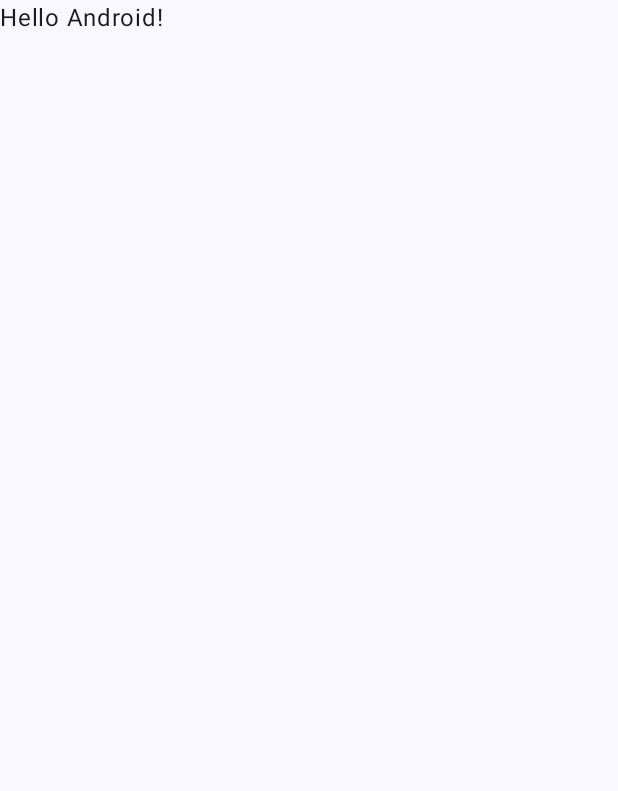
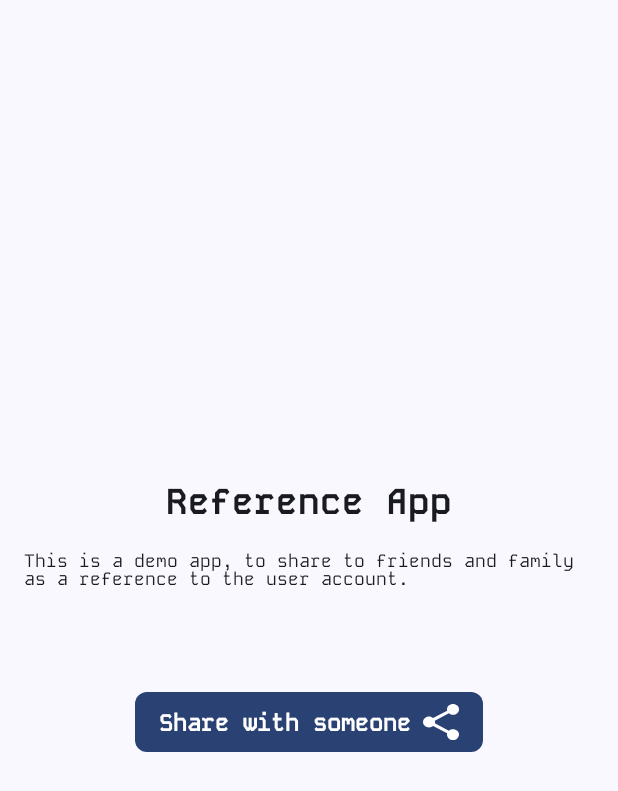
Before and after one commit to cmg-dev-mx/Reference, an Android app built with Jetpack Compose: the screen it shows after launch (MainActivity), on a phone screen of 412 x 824 dp. Before the commit the part shown is almost empty. Shown: the top 791 px of the screen. Run offline under Robolectric (Android 15) with nearby library versions, the phone set to English and light mode, and no system bars; our stand-ins replace Dagger/Hilt's generated code.

Commit message:
feat(ui): integrate Kode Mono font from Google Fonts
- Download Kode Mono Regular and Bold font files from Google Fonts
- Create font family resource with proper weight variants
- Update Type.kt to use actual Kode Mono instead of monospace fallback
- Configure KodeMonoFontFamily with downloaded TTF files
- Maintain compatibility with existing typography specifications

Follows Figma design system requirements for authentic Kode Mono typography.
All UI components now use the proper Kode Mono font as specified in design.

```diff
--- a/app/src/main/java/mx/dev/cmg/android/reference/MainActivity.kt
+++ b/app/src/main/java/mx/dev/cmg/android/reference/MainActivity.kt
@@ -4,14 +4,10 @@ import android.os.Bundle
 import androidx.activity.ComponentActivity
 import androidx.activity.compose.setContent
 import androidx.activity.enableEdgeToEdge
-import androidx.compose.foundation.layout.fillMaxSize
-import androidx.compose.foundation.layout.padding
-import androidx.compose.material3.Scaffold
-import androidx.compose.material3.Text
 import androidx.compose.runtime.Composable
-import androidx.compose.ui.Modifier
 import androidx.compose.ui.tooling.preview.Preview
 import dagger.hilt.android.AndroidEntryPoint
+import mx.dev.cmg.android.reference.presentation.ui.navigation.ReferenceNavigation
 import mx.dev.cmg.android.reference.ui.theme.ReferenceTheme
 
 @AndroidEntryPoint
@@ -21,29 +17,16 @@ class MainActivity : ComponentActivity() {
         enableEdgeToEdge()
         setContent {
             ReferenceTheme {
-                Scaffold(modifier = Modifier.fillMaxSize()) { innerPadding ->
-                    Greeting(
-                        name = "Android",
-                        modifier = Modifier.padding(innerPadding)
-                    )
-                }
+                ReferenceNavigation()
             }
         }
     }
 }
 
-@Composable
-fun Greeting(name: String, modifier: Modifier = Modifier) {
-    Text(
-        text = "Hello $name!",
-        modifier = modifier
-    )
-}
-
 @Preview(showBackground = true)
 @Composable
-fun GreetingPreview() {
+fun MainActivityPreview() {
     ReferenceTheme {
-        Greeting("Android")
+        ReferenceNavigation()
     }
 }
--- /dev/null
+++ b/app/src/main/java/mx/dev/cmg/android/reference/presentation/state/ShareDialogState.kt
@@ -0,0 +1,37 @@
+package mx.dev.cmg.android.reference.presentation.state
+
+/**
+ * Share Dialog State
+ *
+ * Represents the UI state for the ShareDialog screen.
+ * Follows MVI architecture pattern with immutable data classes.
+ */
+data class ShareDialogState(
+    val isLoading: Boolean = false,
+    val title: String = "Reference App",
+    val description: String = "This is a demo app, to share to friends and family as a reference to the actual user account.",
+    val buttonText: String = "Share with someone",
+    val error: String? = null
+)
+
+/**
+ * Share Dialog Intent
+ *
+ * Represents user intents/actions for the ShareDialog screen.
+ * Follows MVI architecture pattern with sealed interface.
+ */
+sealed interface ShareDialogIntent {
+    object ShareClicked : ShareDialogIntent
+    object DismissError : ShareDialogIntent
+}
+
+/**
+ * Share Dialog Event
+ *
+ * Represents one-time events that should be handled by the UI.
+ * Follows MVI architecture pattern for side effects.
+ */
+sealed interface ShareDialogEvent {
+    object OpenShareDialog : ShareDialogEvent
+    data class ShowError(val message: String) : ShareDialogEvent
+}
--- /dev/null
+++ b/app/src/main/java/mx/dev/cmg/android/reference/presentation/ui/components/atoms/AppText.kt
@@ -0,0 +1,119 @@
+package mx.dev.cmg.android.reference.presentation.ui.components.atoms
+
+import androidx.compose.material3.MaterialTheme
+import androidx.compose.material3.Text
+import androidx.compose.runtime.Composable
+import androidx.compose.ui.Modifier
+import androidx.compose.ui.graphics.Color
+import androidx.compose.ui.text.style.TextAlign
+import androidx.compose.ui.tooling.preview.Preview
+import mx.dev.cmg.android.reference.ui.theme.ReferenceTheme
+
+/**
+ * Title Text Atom Component
+ *
+ * Follows Figma design specifications:
+ * - Kode Mono Bold 24sp font
+ * - OnSurface color (#2b2b2b)
+ * - Used for main titles
+ */
+@Composable
+fun TitleText(
+    text: String,
+    modifier: Modifier = Modifier,
+    color: Color = MaterialTheme.colorScheme.onSurface,
+    textAlign: TextAlign? = null
+) {
+    Text(
+        text = text,
+        style = MaterialTheme.typography.titleLarge,
+        color = color,
+        modifier = modifier,
+        textAlign = textAlign
+    )
+}
+
+/**
+ * Content Text Atom Component
+ *
+ * Follows Figma design specifications:
+ * - Kode Mono Regular 12sp font
+ * - OnSurface color (#2b2b2b)
+ * - Used for descriptions and body content
+ */
+@Composable
+fun ContentText(
+    text: String,
+    modifier: Modifier = Modifier,
+    color: Color = MaterialTheme.colorScheme.onSurface,
+    textAlign: TextAlign? = null
+) {
+    Text(
+        text = text,
+        style = MaterialTheme.typography.bodySmall,
+        color = color,
+        modifier = modifier,
+        textAlign = textAlign
+    )
+}
+
+/**
+ * Label Text Atom Component
+ *
+ * Follows Figma design specifications:
+ * - Kode Mono Bold 16sp font
+ * - OnPrimary color (#d3d3d3) - used for button labels
+ * - Used for labels and emphasized text
+ */
+@Composable
+fun LabelText(
+    text: String,
+    modifier: Modifier = Modifier,
+    color: Color = MaterialTheme.colorScheme.onPrimary,
+    textAlign: TextAlign? = null
+) {
+    Text(
+        text = text,
+        style = MaterialTheme.typography.labelLarge,
+        color = color,
+        modifier = modifier,
+        textAlign = textAlign
+    )
+}
+
+// PREVIEWS
+
+@Preview(showBackground = true)
+@Composable
+fun TitleTextPreview() {
+    ReferenceTheme {
+        TitleText(text = "Reference App")
+    }
+}
+
+@Preview(showBackground = true)
+@Composable
+fun ContentTextPreview() {
+    ReferenceTheme {
+        ContentText(text = "This is a demo app, to share to friends and family as a reference to the actual user account.")
+    }
+}
+
+@Preview(showBackground = true)
+@Composable
+fun LabelTextPreview() {
+    ReferenceTheme {
+        LabelText(text = "Share with someone")
+    }
+}
+
+@Preview(showBackground = true, backgroundColor = 0xFF504AFF)
+@Composable
+fun LabelTextOnPrimaryPreview() {
+    ReferenceTheme {
+        LabelText(
+            text = "Share with someone",
+            color = MaterialTheme.colorScheme.onPrimary
+        )
+    }
+}
--- /dev/null
+++ b/app/src/main/java/mx/dev/cmg/android/reference/presentation/ui/components/atoms/PrimaryButton.kt
@@ -0,0 +1,109 @@
+package mx.dev.cmg.android.reference.presentation.ui.components.atoms
+
+import androidx.compose.foundation.layout.Arrangement
+import androidx.compose.foundation.layout.PaddingValues
+import androidx.compose.foundation.layout.Row
+import androidx.compose.foundation.layout.size
+import androidx.compose.foundation.shape.RoundedCornerShape
+import androidx.compose.material3.Button
+import androidx.compose.material3.ButtonDefaults
+import androidx.compose.material3.Icon
+import androidx.compose.material3.MaterialTheme
+import androidx.compose.material3.Text
+import androidx.compose.runtime.Composable
+import androidx.compose.ui.Alignment
+import androidx.compose.ui.Modifier
+import androidx.compose.ui.graphics.vector.ImageVector
+import androidx.compose.ui.res.vectorResource
+import androidx.compose.ui.tooling.preview.Preview
+import androidx.compose.ui.unit.dp
+import mx.dev.cmg.android.reference.R
+import mx.dev.cmg.android.reference.ui.theme.ReferenceTheme
+
+/**
+ * Primary Button Atom Component
+ *
+ * Follows Figma design specifications:
+ * - Primary color background (#504aff)
+ * - 8dp border radius
+ * - 16dp horizontal padding, 8dp vertical padding
+ * - 8dp gap between text and icon
+ * - Kode Mono Bold 16sp font
+ */
+@Composable
+fun PrimaryButton(
+    text: String,
+    onClick: () -> Unit,
+    modifier: Modifier = Modifier,
+    enabled: Boolean = true,
+    showIcon: Boolean = true
+) {
+    Button(
+        onClick = onClick,
+        enabled = enabled,
+        modifier = modifier,
+        colors = ButtonDefaults.buttonColors(
+            containerColor = MaterialTheme.colorScheme.primary,
+            contentColor = MaterialTheme.colorScheme.onPrimary
+        ),
+        shape = RoundedCornerShape(8.dp),
+        contentPadding = PaddingValues(
+            horizontal = 16.dp,
+            vertical = 8.dp
+        )
+    ) {
+        Row(
+            horizontalArrangement = Arrangement.spacedBy(8.dp),
+            verticalAlignment = Alignment.CenterVertically
+        ) {
+            Text(
+                text = text,
+                style = MaterialTheme.typography.labelLarge
+            )
+
+            if (showIcon) {
+                Icon(
+                    imageVector = ImageVector.vectorResource(R.drawable.ic_share),
+                    contentDescription = "Share icon",
+                    modifier = Modifier.size(24.dp),
+                    tint = MaterialTheme.colorScheme.onPrimary
+                )
+            }
+        }
+    }
+}
+
+@Preview(showBackground = true)
+@Composable
+fun PrimaryButtonPreview() {
+    ReferenceTheme {
+        PrimaryButton(
+            text = "Share with someone",
+            onClick = { }
+        )
+    }
+}
+
+@Preview(showBackground = true)
+@Composable
+fun PrimaryButtonWithoutIconPreview() {
+    ReferenceTheme {
+        PrimaryButton(
+            text = "Share with someone",
+            onClick = { },
+            showIcon = false
+        )
+    }
+}
+
+@Preview(showBackground = true)
+@Composable
+fun PrimaryButtonDisabledPreview() {
+    ReferenceTheme {
+        PrimaryButton(
+            text = "Share with someone",
+            onClick = { },
+            enabled = false
+        )
+    }
+}
--- /dev/null
+++ b/app/src/main/java/mx/dev/cmg/android/reference/presentation/ui/components/templates/ShareDialogTemplate.kt
@@ -0,0 +1,99 @@
+package mx.dev.cmg.android.reference.presentation.ui.components.templates
+
+import androidx.compose.foundation.background
+import androidx.compose.foundation.layout.Arrangement
+import androidx.compose.foundation.layout.Box
+import androidx.compose.foundation.layout.Column
+import androidx.compose.foundation.layout.Spacer
+import androidx.compose.foundation.layout.fillMaxSize
+import androidx.compose.foundation.layout.height
+import androidx.compose.foundation.layout.padding
+import androidx.compose.foundation.layout.width
+import androidx.compose.material3.MaterialTheme
+import androidx.compose.runtime.Composable
+import androidx.compose.ui.Alignment
+import androidx.compose.ui.Modifier
+import androidx.compose.ui.tooling.preview.Preview
+import androidx.compose.ui.unit.dp
+import mx.dev.cmg.android.reference.presentation.ui.components.atoms.ContentText
+import mx.dev.cmg.android.reference.presentation.ui.components.atoms.PrimaryButton
+import mx.dev.cmg.android.reference.presentation.ui.components.atoms.TitleText
+import mx.dev.cmg.android.reference.ui.theme.ReferenceTheme
+
+/**
+ * Share Dialog Template Component
+ *
+ * Follows Figma design specifications:
+ * - Surface background color (#d3d3d3)
+ * - 16dp padding on all sides
+ * - Centered column layout with 16dp gaps
+ * - 32dp spacer before button (from Figma design)
+ * - Composable slots for flexible content
+ */
+@Composable
+fun ShareDialogTemplate(
+    title: @Composable () -> Unit,
+    description: @Composable () -> Unit,
+    actionButton: @Composable () -> Unit,
+    modifier: Modifier = Modifier
+) {
+    Box(
+        modifier = modifier
+            .fillMaxSize()
+            .background(MaterialTheme.colorScheme.surface)
+            .padding(16.dp),
+        contentAlignment = Alignment.Center
+    ) {
+        Column(
+            horizontalAlignment = Alignment.CenterHorizontally,
+            verticalArrangement = Arrangement.spacedBy(16.dp)
+        ) {
+            // Title slot
+            title()
+
+            // Description slot
+            description()
+
+            // 32dp spacer as shown in Figma design
+            Spacer(modifier = Modifier.height(32.dp))
+
+            // Action button slot
+            actionButton()
+        }
+    }
+}
+
+@Preview(showBackground = true)
+@Composable
+fun ShareDialogTemplatePreview() {
+    ReferenceTheme {
+        ShareDialogTemplate(
+            title = {
+                TitleText(text = "Reference App")
+            },
+            description = {
+                ContentText(
+                    text = "This is a demo app, to share to friends and family as a reference to the actual user account."
+                )
+            },
+            actionButton = {
+                PrimaryButton(
+                    text = "Share with someone",
+                    onClick = { }
+                )
+            }
+        )
+    }
+}
+
+@Preview(showBackground = true)
+@Composable
+fun ShareDialogTemplateEmptyPreview() {
+    ReferenceTheme {
+        ShareDialogTemplate(
+            title = { },
+            description = { },
+            actionButton = { }
+        )
+    }
+}
--- /dev/null
+++ b/app/src/main/java/mx/dev/cmg/android/reference/presentation/ui/navigation/ReferenceNavigation.kt
@@ -0,0 +1,37 @@
+package mx.dev.cmg.android.reference.presentation.ui.navigation
+
+import androidx.compose.runtime.Composable
+import androidx.hilt.navigation.compose.hiltViewModel
+import androidx.navigation.NavHostController
+import androidx.navigation.compose.NavHost
+import androidx.navigation.compose.composable
+import androidx.navigation.compose.rememberNavController
+import mx.dev.cmg.android.reference.presentation.ui.screens.ShareDialogScreen
+import mx.dev.cmg.android.reference.presentation.viewmodel.ShareDialogViewModel
+
+/**
+ * Reference App Navigation
+ *
+ * Main navigation component for the Reference application.
+ * Uses Jetpack Compose Navigation with type-safe routes.
+ * Follows clean architecture principles with ViewModel integration.
+ */
+@Composable
+fun ReferenceNavigation(
+    navController: NavHostController = rememberNavController()
+) {
+    NavHost(
+        navController = navController,
+        startDestination = ShareDialogRoute
+    ) {
+        composable<ShareDialogRoute> {
+            val viewModel: ShareDialogViewModel = hiltViewModel()
+
+            ShareDialogScreen(
+                onShareClick = {
+                    viewModel.handleIntent(mx.dev.cmg.android.reference.presentation.state.ShareDialogIntent.ShareClicked)
+                }
+            )
+        }
+    }
+}
--- /dev/null
+++ b/app/src/main/java/mx/dev/cmg/android/reference/presentation/ui/navigation/Routes.kt
@@ -0,0 +1,19 @@
+package mx.dev.cmg.android.reference.presentation.ui.navigation
+
+import kotlinx.serialization.Serializable
+
+/**
+ * Navigation Routes
+ *
+ * Defines type-safe navigation routes using Kotlinx Serialization.
+ * Follows Jetpack Compose Navigation best practices.
+ */
+
+/**
+ * Share Dialog Route
+ *
+ * Main route for the share dialog screen.
+ * This is the default/home screen of the application.
+ */
+@Serializable
+object ShareDialogRoute
--- /dev/null
+++ b/app/src/main/java/mx/dev/cmg/android/reference/presentation/ui/screens/ShareDialogScreen.kt
@@ -0,0 +1,69 @@
+package mx.dev.cmg.android.reference.presentation.ui.screens
+
+import androidx.compose.runtime.Composable
+import androidx.compose.ui.Modifier
+import androidx.compose.ui.tooling.preview.Preview
+import mx.dev.cmg.android.reference.presentation.ui.components.atoms.ContentText
+import mx.dev.cmg.android.reference.presentation.ui.components.atoms.PrimaryButton
+import mx.dev.cmg.android.reference.presentation.ui.components.atoms.TitleText
+import mx.dev.cmg.android.reference.presentation.ui.components.templates.ShareDialogTemplate
+import mx.dev.cmg.android.reference.ui.theme.ReferenceTheme
+
+/**
+ * Share Dialog Screen Component
+ *
+ * Implements the main share dialog screen following Figma design specifications.
+ * Uses Atomic Design methodology with Templates and Atoms.
+ *
+ * This is the main screen that shows:
+ * - App title: "Reference App"
+ * - Description text explaining the demo app purpose
+ * - Primary action button: "Share with someone"
+ */
+@Composable
+fun ShareDialogScreen(
+    onShareClick: () -> Unit,
+    modifier: Modifier = Modifier
+) {
+    ShareDialogTemplate(
+        modifier = modifier,
+        title = {
+            TitleText(text = "Reference App")
+        },
+        description = {
+            ContentText(
+                text = "This is a demo app, to share to friends and family as a reference to the actual user account."
+            )
+        },
+        actionButton = {
+            PrimaryButton(
+                text = "Share with someone",
+                onClick = onShareClick
+            )
+        }
+    )
+}
+
+@Preview(showBackground = true)
+@Composable
+fun ShareDialogScreenPreview() {
+    ReferenceTheme {
+        ShareDialogScreen(
+            onShareClick = { /* Handle share action */ }
+        )
+    }
+}
+
+@Preview(
+    showBackground = true,
+    showSystemUi = true,
+    name = "Share Dialog Screen - Full Screen"
+)
+@Composable
+fun ShareDialogScreenFullPreview() {
+    ReferenceTheme {
+        ShareDialogScreen(
+            onShareClick = { /* Handle share action */ }
+        )
+    }
+}
--- /dev/null
+++ b/app/src/main/java/mx/dev/cmg/android/reference/presentation/viewmodel/ShareDialogViewModel.kt
@@ -0,0 +1,77 @@
+package mx.dev.cmg.android.reference.presentation.viewmodel
+
+import androidx.lifecycle.ViewModel
+import androidx.lifecycle.viewModelScope
+import dagger.hilt.android.lifecycle.HiltViewModel
+import kotlinx.coroutines.channels.Channel
+import kotlinx.coroutines.flow.MutableStateFlow
+import kotlinx.coroutines.flow.StateFlow
+import kotlinx.coroutines.flow.asStateFlow
+import kotlinx.coroutines.flow.receiveAsFlow
+import kotlinx.coroutines.launch
+import mx.dev.cmg.android.reference.presentation.state.ShareDialogEvent
+import mx.dev.cmg.android.reference.presentation.state.ShareDialogIntent
+import mx.dev.cmg.android.reference.presentation.state.ShareDialogState
+import javax.inject.Inject
+
+/**
+ * Share Dialog ViewModel
+ *
+ * Handles the state management for ShareDialog screen following MVI architecture.
+ * Uses Hilt for dependency injection.
+ *
+ * Currently implements static UI as per issue requirements (no business logic).
+ * Future iterations will include actual share functionality.
+ */
+@HiltViewModel
+class ShareDialogViewModel @Inject constructor(
+    // Future: Inject use cases here for business logic
+) : ViewModel() {
+
+    private val _state = MutableStateFlow(ShareDialogState())
+    val state: StateFlow<ShareDialogState> = _state.asStateFlow()
+
+    private val _events = Channel<ShareDialogEvent>()
+    val events = _events.receiveAsFlow()
+
+    /**
+     * Handles user intents from the UI layer
+     */
+    fun handleIntent(intent: ShareDialogIntent) {
+        when (intent) {
+            is ShareDialogIntent.ShareClicked -> handleShareClicked()
+            is ShareDialogIntent.DismissError -> dismissError()
+        }
+    }
+
+    /**
+     * Handles share button click
+     * Currently just sends an event, no actual sharing logic per issue requirements
+     */
+    private fun handleShareClicked() {
+        viewModelScope.launch {
+            try {
+                _state.value = _state.value.copy(isLoading = true)
+
+                // TODO: Implement actual sharing logic in future iterations
+                // For now, just simulate the action
+                _events.send(ShareDialogEvent.OpenShareDialog)
+
+                _state.value = _state.value.copy(isLoading = false)
+            } catch (e: Exception) {
+                _state.value = _state.value.copy(
+                    isLoading = false,
+                    error = "Failed to open share dialog: ${e.message}"
+                )
+                _events.send(ShareDialogEvent.ShowError(e.message ?: "Unknown error"))
+            }
+        }
+    }
+
+    /**
+     * Dismisses the current error state
+     */
+    private fun dismissError() {
+        _state.value = _state.value.copy(error = null)
+    }
+}
--- a/app/src/main/java/mx/dev/cmg/android/reference/ui/theme/Color.kt
+++ b/app/src/main/java/mx/dev/cmg/android/reference/ui/theme/Color.kt
@@ -2,6 +2,13 @@ package mx.dev.cmg.android.reference.ui.theme
 
 import androidx.compose.ui.graphics.Color
 
+// Reference App Colors based on Figma Design
+val Primary = Color(0xFF504AFF)      // Colors/Primary
+val Surface = Color(0xFFD3D3D3)      // Colors/Surface
+val OnSurface = Color(0xFF2B2B2B)    // Colors/OnSurface
+val OnPrimary = Color(0xFFD3D3D3)    // Colors/OnPrimary
+
+// Legacy colors (keeping for compatibility)
 val Purple80 = Color(0xFFD0BCFF)
 val PurpleGrey80 = Color(0xFFCCC2DC)
 val Pink80 = Color(0xFFEFB8C8)
--- a/app/src/main/java/mx/dev/cmg/android/reference/ui/theme/Theme.kt
+++ b/app/src/main/java/mx/dev/cmg/android/reference/ui/theme/Theme.kt
@@ -12,13 +12,19 @@ import androidx.compose.runtime.Composable
 import androidx.compose.ui.platform.LocalContext
 
 private val DarkColorScheme = darkColorScheme(
-    primary = Purple80,
+    primary = Primary,
+    surface = Surface,
+    onSurface = OnSurface,
+    onPrimary = OnPrimary,
     secondary = PurpleGrey80,
     tertiary = Pink80
 )
 
 private val LightColorScheme = lightColorScheme(
-    primary = Purple40,
+    primary = Primary,
+    surface = Surface,
+    onSurface = OnSurface,
+    onPrimary = OnPrimary,
     secondary = PurpleGrey40,
     tertiary = Pink40
 
@@ -52,7 +58,7 @@ fun ReferenceTheme(
 
     MaterialTheme(
         colorScheme = colorScheme,
-        typography = Typography,
+        typography = ReferenceTypography,
         content = content
     )
 }
--- a/app/src/main/java/mx/dev/cmg/android/reference/ui/theme/Type.kt
+++ b/app/src/main/java/mx/dev/cmg/android/reference/ui/theme/Type.kt
@@ -2,33 +2,64 @@ package mx.dev.cmg.android.reference.ui.theme
 
 import androidx.compose.material3.Typography
 import androidx.compose.ui.text.TextStyle
+import androidx.compose.ui.text.font.Font
 import androidx.compose.ui.text.font.FontFamily
 import androidx.compose.ui.text.font.FontWeight
 import androidx.compose.ui.unit.sp
+import mx.dev.cmg.android.reference.R
 
-// Set of Material typography styles to start with
-val Typography = Typography(
+// Kode Mono Font Family from Google Fonts
+val KodeMonoFontFamily = FontFamily(
+    listOf(
+        Font(
+            resId = R.font.kode_mono_regular,
+            weight = FontWeight.Normal
+        ),
+        Font(
+            resId = R.font.kode_mono_bold,
+            weight = FontWeight.Bold
+        )
+    )
+)
+
+// Reference App Typography based on Figma Design
+val ReferenceTypography = Typography(
+    // Title: Font(family: "Kode Mono", style: Bold, size: 24, weight: 700, lineHeight: 100)
+    titleLarge = TextStyle(
+        fontFamily = KodeMonoFontFamily,
+        fontWeight = FontWeight.Bold,
+        fontSize = 24.sp,
+        lineHeight = 24.sp, // 100% line height
+        letterSpacing = 0.sp
+    ),
+
+    // Content: Font(family: "Kode Mono", style: Regular, size: 12, weight: 400, lineHeight: 100)
+    bodySmall = TextStyle(
+        fontFamily = KodeMonoFontFamily,
+        fontWeight = FontWeight.Normal,
+        fontSize = 12.sp,
+        lineHeight = 12.sp, // 100% line height
+        letterSpacing = 0.sp
+    ),
+
+    // Label: Font(family: "Kode Mono", style: Bold, size: 16, weight: 700, lineHeight: 100)
+    labelLarge = TextStyle(
+        fontFamily = KodeMonoFontFamily,
+        fontWeight = FontWeight.Bold,
+        fontSize = 16.sp,
+        lineHeight = 16.sp, // 100% line height
+        letterSpacing = 0.sp
+    ),
+
+    // Default body style
     bodyLarge = TextStyle(
-        fontFamily = FontFamily.Default,
+        fontFamily = KodeMonoFontFamily,
         fontWeight = FontWeight.Normal,
         fontSize = 16.sp,
         lineHeight = 24.sp,
         letterSpacing = 0.5.sp
     )
-    /* Other default text styles to override
-    titleLarge = TextStyle(
-        fontFamily = FontFamily.Default,
-        fontWeight = FontWeight.Normal,
-        fontSize = 22.sp,
-        lineHeight = 28.sp,
-        letterSpacing = 0.sp
-    ),
-    labelSmall = TextStyle(
-        fontFamily = FontFamily.Default,
-        fontWeight = FontWeight.Medium,
-        fontSize = 11.sp,
-        lineHeight = 16.sp,
-        letterSpacing = 0.5.sp
-    )
-    */
 )
+
+// Backward compatibility
+val Typography = ReferenceTypography
--- /dev/null
+++ b/app/src/main/res/drawable/ic_share.xml
@@ -0,0 +1,9 @@
+<vector xmlns:android="http://schemas.android.com/apk/res/android"
+    android:width="24dp"
+    android:height="24dp"
+    android:viewportWidth="18"
+    android:viewportHeight="20">
+    <path
+        android:fillColor="#D3D3D3"
+        android:pathData="M15,20C14.1667,20 13.4583,19.7083 12.875,19.125C12.2917,18.5417 12,17.8333 12,17C12,16.9 12.025,16.6667 12.075,16.3L5.05,12.2C4.78333,12.45 4.475,12.6458 4.125,12.7875C3.775,12.9292 3.4,13 3,13C2.16667,13 1.45833,12.7083 0.875,12.125C0.291667,11.5417 0,10.8333 0,10C0,9.16667 0.291667,8.45833 0.875,7.875C1.45833,7.29167 2.16667,7 3,7C3.4,7 3.775,7.07083 4.125,7.2125C4.475,7.35417 4.78333,7.55 5.05,7.8L12.075,3.7C12.0417,3.58333 12.0208,3.47083 12.0125,3.3625C12.0042,3.25417 12,3.13333 12,3C12,2.16667 12.2917,1.45833 12.875,0.875C13.4583,0.291667 14.1667,0 15,0C15.8333,0 16.5417,0.291667 17.125,0.875C17.7083,1.45833 18,2.16667 18,3C18,3.83333 17.7083,4.54167 17.125,5.125C16.5417,5.70833 15.8333,6 15,6C14.6,6 14.225,5.92917 13.875,5.7875C13.525,5.64583 13.2167,5.45 12.95,5.2L5.925,9.3C5.95833,9.41667 5.97917,9.52917 5.9875,9.6375C5.99583,9.74583 6,9.86667 6,10C6,10.1333 5.99583,10.2542 5.9875,10.3625C5.97917,10.4708 5.95833,10.5833 5.925,10.7L12.95,14.8C13.2167,14.55 13.525,14.3542 13.875,14.2125C14.225,14.0708 14.6,14 15,14C15.8333,14 16.5417,14.2917 17.125,14.875C17.7083,15.4583 18,16.1667 18,17C18,17.8333 17.7083,18.5417 17.125,19.125C16.5417,19.7083 15.8333,20 15,20Z" />
+</vector>
```
Also changed, not shown: app/src/main/res/font/kode_mono.xml (added, +11 -0 lines), app/src/main/res/font/kode_mono_bold.ttf (added), app/src/main/res/font/kode_mono_regular.ttf (added).
